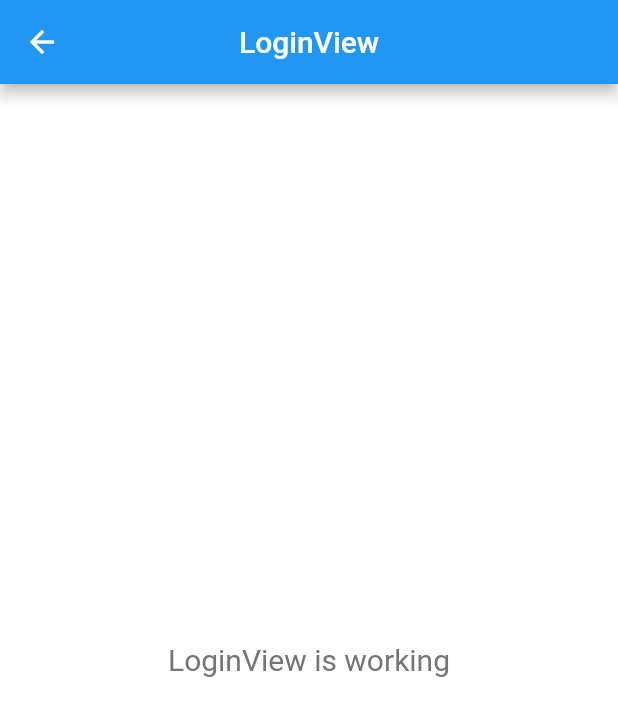
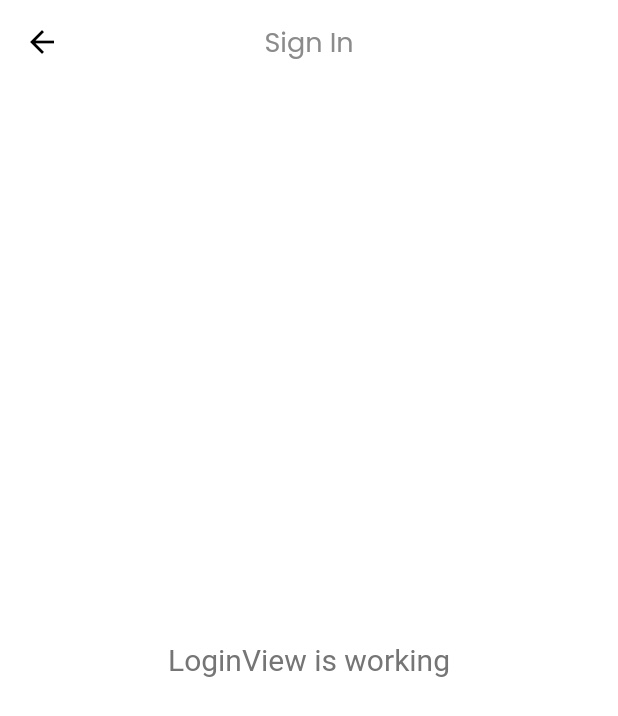
Before and after one commit to perymerdeka/marketplace, a Flutter app: the screen it shows after launch, after a tap on "Continue", on a phone screen of 412 x 824 dp. Shown: the top 716 px of the screen. Run offline on Flutter 3.47's test engine with Material 2 defaults, Android fonts, the phone set to English and light mode, and no system bars; our stand-ins replace get, google_fonts.

Commit message:
WIP: Sign In Body

```diff
--- a/lib/app/modules/login/views/login_view.dart
+++ b/lib/app/modules/login/views/login_view.dart
@@ -10,7 +10,7 @@ class LoginView extends GetView<LoginController> {
   Widget build(BuildContext context) {
     return Scaffold(
       appBar: AppBar(
-        title: const Text('LoginView'),
+        title: const Text('Sign In'),
         centerTitle: true,
       ),
       body: const Center(
--- a/lib/themes/base.dart
+++ b/lib/themes/base.dart
@@ -1,4 +1,5 @@
 import 'package:flutter/material.dart';
+import 'package:google_fonts/google_fonts.dart';
 
 Color kPrimaryColor = const Color(0xFFFF7643);
 Color kPrimaryLightColor = const Color(0xFFFFECDF);
@@ -12,11 +13,22 @@ Duration kAnimationDuration = const Duration(milliseconds: 200);
 
 ThemeData baseTheme() {
   return ThemeData(
+      appBarTheme: appBarTheme(),
       scaffoldBackgroundColor: Colors.white,
       visualDensity: VisualDensity.adaptivePlatformDensity,
       textTheme: TextTheme(
           bodyLarge: TextStyle(color: kTextColor),
-      bodyMedium: TextStyle(color: kTextColor)
+          bodyMedium: TextStyle(color: kTextColor)));
+}
+
+AppBarTheme appBarTheme() {
+  return  AppBarTheme(
+      color: Colors.white,
+      elevation: 0,
+      iconTheme: const IconThemeData(color: Colors.black),
+      titleTextStyle:  GoogleFonts.poppins(
+        color: const Color(0xFF8B8B8B),
+        fontSize: 18
       )
     );
 }
```
Lines whose indentation alone changed are shown as unchanged.
